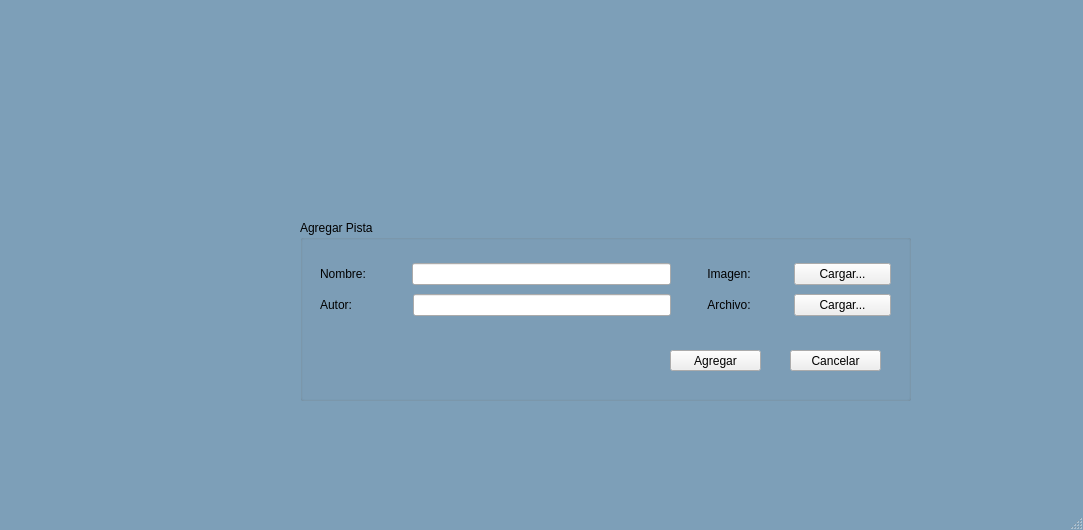
Old version of the form listadetalles.ui in the repository camvaz/yeet-mp3.
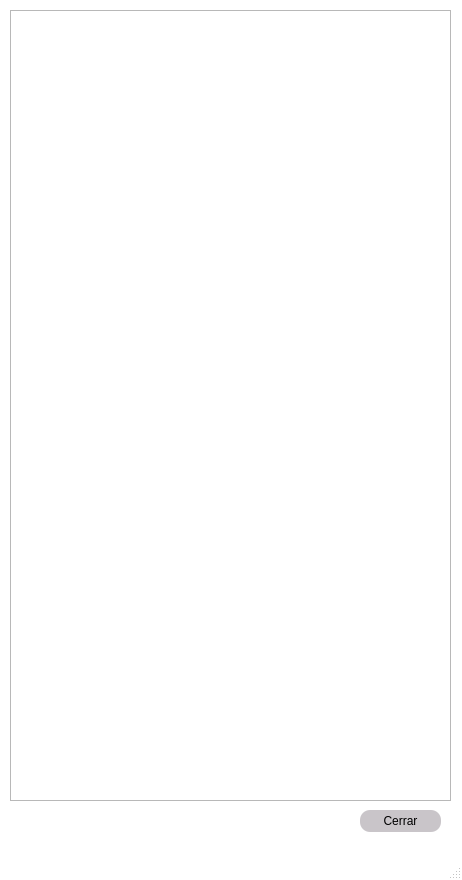
New version of the form.

The edit to the form file:
```diff
--- a/listadetalles.ui
+++ b/listadetalles.ui
@@ -6,216 +6,162 @@
    <rect>
     <x>0</x>
     <y>0</y>
-    <width>1083</width>
-    <height>530</height>
+    <width>462</width>
+    <height>880</height>
    </rect>
   </property>
   <property name="windowTitle">
    <string>MainWindow</string>
   </property>
   <property name="styleSheet">
-   <string notr="true">QMainWindow {
-	background-color: #7D9FB8;
-	opacity: 0.5;
-}</string>
+   <string notr="true">QListWidget{
+	Background: #c7c7c7;
+}
+
+QListWidget::item:selected
+{
+    background: #858585;
+}
+
+QGroupBox {
+	color: black;
+}
+
+
+QMainWindow {
+	background-color: white;
+	color: black;
+}
+
+QLabel {
+	text-align: center;
+}
+
+QPushButton{
+	
+  
+  	background: qlineargradient(#fff, #ccc), #c9c5c9;
+  	border-radius: 10px;
+  	border: 0 solid rgba(208,208,208,1.000);
+ 	width: 6px;
+	height: 6px;
+  	
+}
+
+QPushButton:hover:!pressed{
+	background:#b9b9b9;
+
+}
+
+QLabel {
+	color: #B00E23;
+}
+
+QSlider::groove:horizontal {
+border: 1px solid #999999;
+height: 8px;
+border-radius: 2px;
+}
+
+QSlider::handle:horizontal {
+width: 5px;
+}
+
+QSlider::add-page:qlineargradient {
+background: lightgrey;
+border-top-right-radius: 2px;
+border-bottom-right-radius: 2px;
+border-top-left-radius: 0px;
+border-bottom-left-radius: 0px;
+}
+
+QSlider::sub-page:qlineargradient {
+background: #B00E23;
+border-top-right-radius: 0px;
+border-bottom-right-radius: 0px;
+border-top-left-radius: 2px;
+border-bottom-left-radius: 2px;
+}
+
+QSlider::groove:horizontal {
+border: 1px solid #999999;
+height: 8px;
+border-radius: 2px;
+}
+
+QSlider#sliderVolumen::handle:horizontal {
+width: 18px;
+}
+
+QSlider#sliderVolumen::add-page:qlineargradient {
+background: lightgrey;
+border-top-right-radius: 2px;
+border-bottom-right-radius: 2px;
+border-top-left-radius: 0px;
+border-bottom-left-radius: 0px;
+}
+
+QSlider#sliderVolumen::sub-page:qlineargradient {
+background: black;
+border-top-right-radius: 0px;
+border-bottom-right-radius: 0px;
+border-top-left-radius: 2px;
+border-bottom-left-radius: 2px;
+}
+
+QLineEdit {
+	background: white;
+	color: black;
+}
+
+QPushButton#pushButtonCancel{
+	
+  
+  	background: qlineargradient(#fff, #ccc), #c9c5c9;
+  	border-radius: 10px;
+  	border: 0 solid rgba(208,208,208,1.000);
+ 	width: 6px;
+	height: 6px;
+  	
+}
+
+QPushButton#pushButtonCancel:hover:!pressed{
+	background: #B00E23;
+
+}
+
+</string>
   </property>
   <widget class="QWidget" name="centralwidget">
-   <widget class="QGroupBox" name="groupBox">
+   <widget class="QPushButton" name="pushButton">
     <property name="geometry">
      <rect>
-      <x>300</x>
-      <y>220</y>
-      <width>611</width>
-      <height>181</height>
+      <x>360</x>
+      <y>810</y>
+      <width>81</width>
+      <height>22</height>
      </rect>
     </property>
-    <property name="title">
-     <string>Agregar Pista</string>
+    <property name="text">
+     <string>Cerrar</string>
     </property>
-    <widget class="QPushButton" name="pushButton_3">
-     <property name="geometry">
-      <rect>
-       <x>370</x>
-       <y>130</y>
-       <width>91</width>
-       <height>21</height>
-      </rect>
-     </property>
-     <property name="text">
-      <string>Agregar</string>
-     </property>
-    </widget>
-    <widget class="QPushButton" name="pushButton_4">
-     <property name="geometry">
-      <rect>
-       <x>490</x>
-       <y>130</y>
-       <width>91</width>
-       <height>21</height>
-      </rect>
-     </property>
-     <property name="text">
-      <string>Cancelar</string>
-     </property>
-    </widget>
-    <widget class="QWidget" name="">
-     <property name="geometry">
-      <rect>
-       <x>20</x>
-       <y>40</y>
-       <width>351</width>
-       <height>61</height>
-      </rect>
-     </property>
-     <layout class="QVBoxLayout" name="verticalLayout">
-      <item>
-       <layout class="QHBoxLayout" name="horizontalLayout">
-        <item>
-         <widget class="QLabel" name="label">
-          <property name="text">
-           <string>Nombre:</string>
-          </property>
-         </widget>
-        </item>
-        <item>
-         <spacer name="horizontalSpacer">
-          <property name="orientation">
-           <enum>Qt::Horizontal</enum>
-          </property>
-          <property name="sizeType">
-           <enum>QSizePolicy::Fixed</enum>
-          </property>
-          <property name="sizeHint" stdset="0">
-           <size>
-            <width>40</width>
-            <height>20</height>
-           </size>
-          </property>
-         </spacer>
-        </item>
-        <item>
-         <widget class="QLineEdit" name="lineEdit"/>
-        </item>
-       </layout>
-      </item>
-      <item>
-       <layout class="QHBoxLayout" name="horizontalLayout_2">
-        <item>
-         <widget class="QLabel" name="label_2">
-          <property name="text">
-           <string>Autor:</string>
-          </property>
-         </widget>
-        </item>
-        <item>
-         <spacer name="horizontalSpacer_2">
-          <property name="orientation">
-           <enum>Qt::Horizontal</enum>
-          </property>
-          <property name="sizeType">
-           <enum>QSizePolicy::Fixed</enum>
-          </property>
-          <property name="sizeHint" stdset="0">
-           <size>
-            <width>55</width>
-            <height>20</height>
-           </size>
-          </property>
-         </spacer>
-        </item>
-        <item>
-         <widget class="QLineEdit" name="lineEdit_2"/>
-        </item>
-       </layout>
-      </item>
-     </layout>
-    </widget>
-    <widget class="QWidget" name="">
-     <property name="geometry">
-      <rect>
-       <x>380</x>
-       <y>40</y>
-       <width>211</width>
-       <height>61</height>
-      </rect>
-     </property>
-     <layout class="QVBoxLayout" name="verticalLayout_2">
-      <item>
-       <layout class="QHBoxLayout" name="horizontalLayout_3">
-        <item>
-         <widget class="QLabel" name="label_3">
-          <property name="text">
-           <string>Imagen:</string>
-          </property>
-          <property name="alignment">
-           <set>Qt::AlignCenter</set>
-          </property>
-         </widget>
-        </item>
-        <item>
-         <spacer name="horizontalSpacer_3">
-          <property name="orientation">
-           <enum>Qt::Horizontal</enum>
-          </property>
-          <property name="sizeType">
-           <enum>QSizePolicy::Fixed</enum>
-          </property>
-          <property name="sizeHint" stdset="0">
-           <size>
-            <width>10</width>
-            <height>20</height>
-           </size>
-          </property>
-         </spacer>
-        </item>
-        <item>
-         <widget class="QPushButton" name="pushButton">
-          <property name="text">
-           <string>Cargar...</string>
-          </property>
-         </widget>
-        </item>
-       </layout>
-      </item>
-      <item>
-       <layout class="QHBoxLayout" name="horizontalLayout_4">
-        <item>
-         <widget class="QLabel" name="label_4">
-          <property name="text">
-           <string>Archivo:</string>
-          </property>
-          <property name="alignment">
-           <set>Qt::AlignCenter</set>
-          </property>
-         </widget>
-        </item>
-        <item>
-         <spacer name="horizontalSpacer_4">
-          <property name="orientation">
-           <enum>Qt::Horizontal</enum>
-          </property>
-          <property name="sizeType">
-           <enum>QSizePolicy::Fixed</enum>
-          </property>
-          <property name="sizeHint" stdset="0">
-           <size>
-            <width>10</width>
-            <height>20</height>
-           </size>
-          </property>
-         </spacer>
-        </item>
-        <item>
-         <widget class="QPushButton" name="pushButton_2">
-          <property name="text">
-           <string>Cargar...</string>
-          </property>
-         </widget>
-        </item>
-       </layout>
-      </item>
-     </layout>
-    </widget>
+   </widget>
+   <widget class="QTextBrowser" name="textBrowser">
+    <property name="geometry">
+     <rect>
+      <x>10</x>
+      <y>10</y>
+      <width>441</width>
+      <height>791</height>
+     </rect>
+    </property>
+    <property name="font">
+     <font>
+      <family>Loma</family>
+      <pointsize>11</pointsize>
+      <italic>true</italic>
+     </font>
+    </property>
    </widget>
   </widget>
   <widget class="QMenuBar" name="menubar">
```
Left out of the diff: 2 changed lines with no effect on the pictures.
